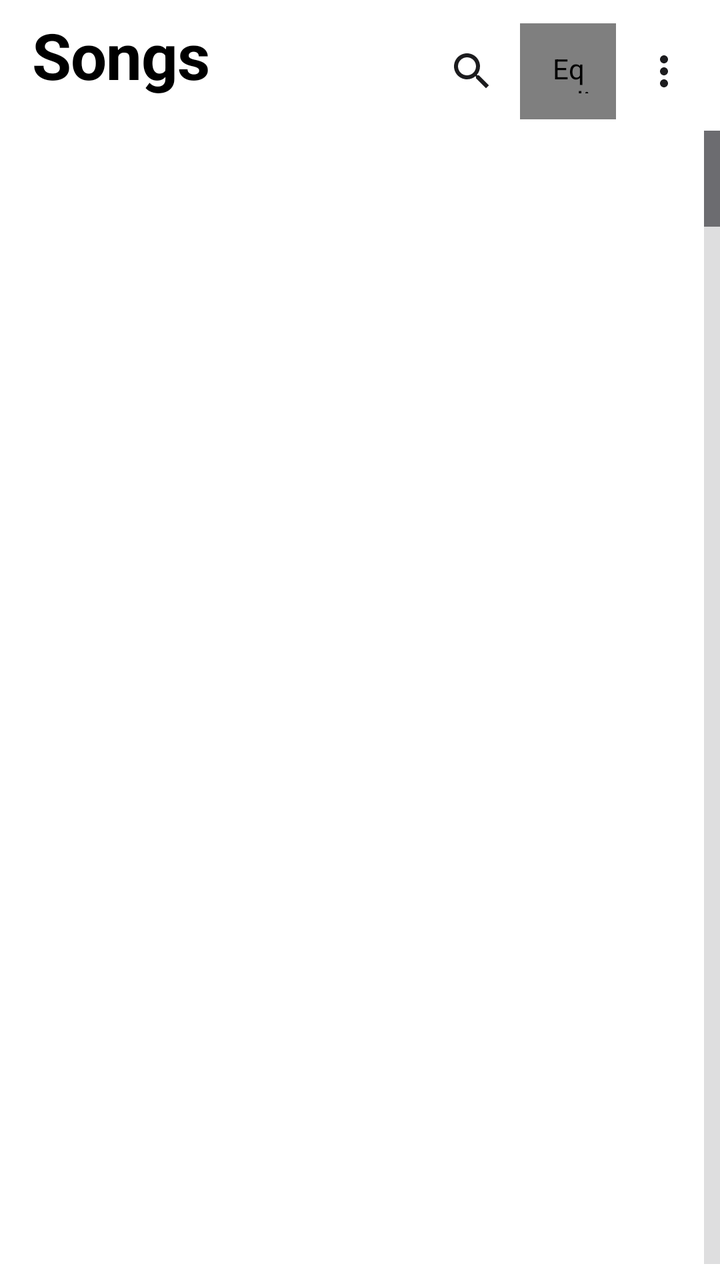
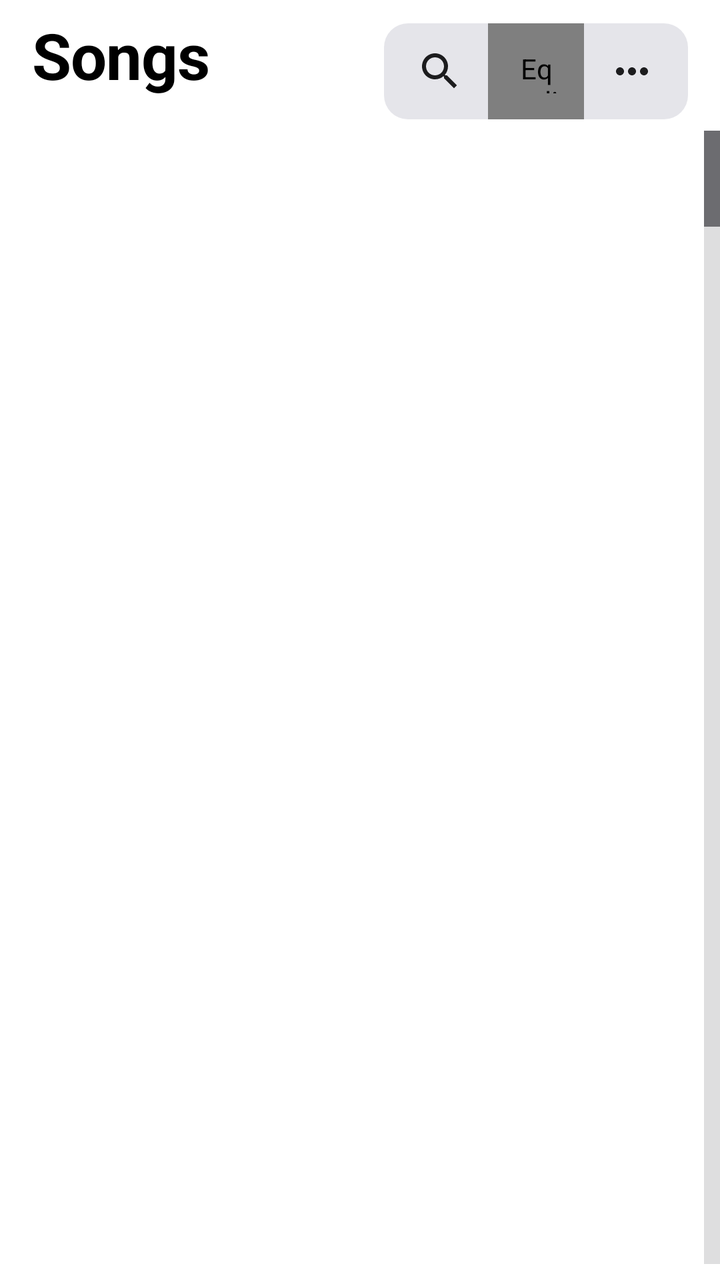

Compare the two renders of this Android layout. The source of the first and the diff that turns it into the second are given below.
<!-- AndroidManifest.xml: application theme AppTheme -->
<!-- res/layout/part_library_main.xml -->
<?xml version="1.0" encoding="utf-8"?>
<LinearLayout xmlns:android="http://schemas.android.com/apk/res/android"
    xmlns:app="http://schemas.android.com/apk/res-auto"
    android:layout_width="match_parent"
    android:layout_height="match_parent"
    android:orientation="vertical">

    <LinearLayout
        android:layout_width="match_parent"
        android:layout_height="wrap_content"
        android:gravity="center_vertical"
        android:minHeight="@dimen/topbar_height"
        android:orientation="horizontal"
        android:paddingStart="@dimen/gutter"
        android:paddingTop="6dp"
        android:paddingEnd="4dp">

        <LinearLayout
            android:layout_width="0dp"
            android:layout_height="wrap_content"
            android:layout_weight="1"
            android:orientation="vertical">

            <TextView
                android:id="@+id/title"
                style="@style/LargeTitle"
                android:text="@string/tab_songs" />

            <TextView
                android:id="@+id/subtitle"
                style="@style/TopSubtitle" />
        </LinearLayout>

        <ImageButton
            android:id="@+id/btn_search"
            style="@style/IconButton"
            android:contentDescription="@string/cd_search"
            android:src="@drawable/ic_search" />

        <com.musicplayer.lite.EqBarsView
            android:id="@+id/btn_eq"
            style="@style/EqBarsButton"
            android:contentDescription="@string/cd_equalizer"
            app:barColor="@color/icon"
            app:bars="4" />

        <ImageButton
            android:id="@+id/btn_more"
            style="@style/IconButton"
            android:contentDescription="@string/cd_more"
            android:src="@drawable/ic_more_vert" />
    </LinearLayout>

    <LinearLayout
        android:id="@+id/update_banner"
        android:layout_width="match_parent"
        android:layout_height="wrap_content"
        android:layout_marginStart="@dimen/gutter"
        android:layout_marginEnd="@dimen/gutter"
        android:layout_marginBottom="8dp"
        android:background="@drawable/bg_banner"
        android:gravity="center_vertical"
        android:minHeight="48dp"
        android:orientation="horizontal"
        android:paddingStart="16dp"
        android:paddingEnd="4dp"
        android:tag="glass:pill"
        android:visibility="gone">

        <ImageView
            android:layout_width="20dp"
            android:layout_height="20dp"
            android:importantForAccessibility="no"
            android:src="@drawable/ic_system_update"
            android:tint="@color/accent_text" />

        <TextView
            android:id="@+id/update_banner_text"
            android:layout_width="0dp"
            android:layout_height="wrap_content"
            android:layout_marginStart="12dp"
            android:layout_weight="1"
            android:maxLines="2"
            android:textColor="@color/text_primary"
            android:textSize="14sp" />

        <TextView
            android:id="@+id/update_banner_action"
            style="@style/BannerAction"
            android:text="@string/upd_banner_action" />

        <ImageButton
            android:id="@+id/update_banner_close"
            style="@style/IconButton"
            android:contentDescription="@string/cd_dismiss"
            android:src="@drawable/ic_close" />
    </LinearLayout>

    <LinearLayout
        android:id="@+id/search_bar"
        android:tag="glass:pill"
        android:layout_width="match_parent"
        android:layout_height="44dp"
        android:layout_marginStart="@dimen/gutter"
        android:layout_marginEnd="@dimen/gutter"
        android:layout_marginBottom="8dp"
        android:background="@drawable/bg_search"
        android:gravity="center_vertical"
        android:orientation="horizontal"
        android:visibility="gone">

        <ImageView
            android:layout_width="20dp"
            android:layout_height="20dp"
            android:layout_marginStart="14dp"
            android:importantForAccessibility="no"
            android:src="@drawable/ic_search"
            android:tint="@color/icon_dim" />

        <EditText
            android:id="@+id/search_input"
            android:layout_width="0dp"
            android:layout_height="match_parent"
            android:layout_weight="1"
            android:background="@null"
            android:hint="@string/search_hint"
            android:imeOptions="actionSearch|flagNoExtractUi"
            android:importantForAutofill="no"
            android:inputType="text"
            android:maxLines="1"
            android:paddingStart="12dp"
            android:paddingEnd="4dp"
            android:textColor="@color/text_primary"
            android:textColorHint="@color/text_tertiary"
            android:textSize="16sp" />

        <ImageButton
            android:id="@+id/search_close"
            style="@style/IconButton"
            android:contentDescription="@string/cd_search_close"
            android:src="@drawable/ic_close" />
    </LinearLayout>

    <FrameLayout
        android:layout_width="match_parent"
        android:layout_height="0dp"
        android:layout_weight="1"
        android:tag="glass:card,margin">

        <ListView
            android:id="@+id/list"
            android:layout_width="match_parent"
            android:layout_height="match_parent"
            android:clipToPadding="false"
            android:divider="@drawable/divider_inset"
            android:dividerHeight="0.5dp"
            android:drawSelectorOnTop="true"
            android:footerDividersEnabled="false"
            android:headerDividersEnabled="false"
            android:fastScrollEnabled="true"
            android:listSelector="@android:color/transparent"
            android:paddingBottom="8dp"
            android:scrollbars="none" />

        <LinearLayout
            android:id="@+id/empty"
            android:layout_width="match_parent"
            android:layout_height="match_parent"
            android:gravity="center"
            android:orientation="vertical"
            android:padding="32dp"
            android:visibility="gone">

            <ImageView
                android:id="@+id/empty_icon"
                android:layout_width="64dp"
                android:layout_height="64dp"
                android:importantForAccessibility="no"
                android:src="@drawable/ic_music_note"
                android:tint="@color/icon_dim" />

            <TextView
                android:id="@+id/empty_title"
                android:layout_width="wrap_content"
                android:layout_height="wrap_content"
                android:layout_marginTop="16dp"
                android:fontFamily="sans-serif-medium"
                android:gravity="center"
                android:textColor="@color/text_primary"
                android:textSize="18sp" />

            <TextView
                android:id="@+id/empty_body"
                android:layout_width="match_parent"
                android:layout_height="wrap_content"
                android:layout_marginTop="8dp"
                android:gravity="center"
                android:textColor="@color/text_secondary"
                android:textSize="14sp" />

            <TextView
                android:id="@+id/empty_action"
                style="@style/PillAccent"
                android:layout_marginTop="24dp"
                android:clickable="true"
                android:focusable="true" />
        </LinearLayout>
    </FrameLayout>
</LinearLayout>
<!-- resources referenced by this layout -->
<resources>
  <color name="accent_text">#FF453A</color>
  <color name="icon">#FFFFFF</color>
  <color name="icon_dim">#8E8E93</color>
  <color name="text_primary">#FFFFFF</color>
  <color name="text_secondary">#A1A1A6</color>
  <color name="text_tertiary">#8E8E93</color>
  <dimen name="gutter">16dp</dimen>
  <dimen name="topbar_height">56dp</dimen>
  <!-- drawable bg_banner (drawable) -->
  <?xml version="1.0" encoding="utf-8"?>
  <shape xmlns:android="http://schemas.android.com/apk/res/android"
      android:shape="rectangle">
      <solid android:color="@color/surface_raised" />
      <corners android:radius="16dp" />
  </shape>
  <!-- drawable bg_search (drawable) -->
  <?xml version="1.0" encoding="utf-8"?>
  <shape xmlns:android="http://schemas.android.com/apk/res/android"
      android:shape="rectangle">
      <solid android:color="@color/surface" />
      <corners android:radius="12dp" />
  </shape>
  <!-- drawable divider_inset (drawable) -->
  <?xml version="1.0" encoding="utf-8"?>
  <inset xmlns:android="http://schemas.android.com/apk/res/android"
      android:insetLeft="78dp">
      <shape android:shape="rectangle">
          <size android:height="0.5dp" />
          <solid android:color="@color/divider" />
      </shape>
  </inset>
  <!-- drawable ic_more_vert (drawable) -->
  <?xml version="1.0" encoding="utf-8"?>
  <vector xmlns:android="http://schemas.android.com/apk/res/android"
      android:width="24dp"
      android:height="24dp"
      android:viewportWidth="24"
      android:viewportHeight="24">
      <path
          android:fillColor="#FFFFFFFF"
          android:pathData="M12,8c1.1,0 2,-0.9 2,-2s-0.9,-2 -2,-2 -2,0.9 -2,2 0.9,2 2,2zm0,2c-1.1,0 -2,0.9 -2,2s0.9,2 2,2 2,-0.9 2,-2 -0.9,-2 -2,-2zm0,6c-1.1,0 -2,0.9 -2,2s0.9,2 2,2 2,-0.9 2,-2 -0.9,-2 -2,-2z" />
  </vector>
  <string name="cd_dismiss">Dismiss</string>
  <string name="cd_equalizer">Equalizer</string>
  <string name="cd_more">More options</string>
  <string name="cd_search">Search</string>
  <string name="cd_search_close">Close search</string>
  <string name="search_hint">Search songs, artists, albums</string>
  <string name="tab_songs">Songs</string>
  <string name="upd_banner_action">Update</string>
  <style name="PillAccent" parent="Pill">
          <item name="android:background">@drawable/bg_pill_accent</item>
          <item name="android:textColor">@color/on_accent</item>
          <item name="android:drawableTint">@color/on_accent</item>
      </style>
  <color name="surface_raised">#2C2C2E</color>
  <color name="surface">#1C1C1E</color>
  <color name="divider">#38383A</color>
  <dimen name="icon_btn">48dp</dimen>
  <dimen name="text_large_title">32sp</dimen>
  <color name="on_accent">#FFFFFF</color>
  <dimen name="text_top_subtitle">12sp</dimen>
  <color name="bg">#000000</color>
  <color name="ripple">#33FFFFFF</color>
  <style name="AppPopup" parent="android:Widget.Material.PopupMenu">
          <item name="android:popupBackground">@color/surface_raised</item>
      </style>
  <dimen name="pill_height">44dp</dimen>
  <color name="accent">#E5202B</color>
  <color name="outline">#48484A</color>
  <color name="eq_track">#3A3A3C</color>
  <!-- unchanged entries left out for length: 16 -->
</resources>

<!-- the commit's change to res/layout/part_library_main.xml (unified diff, before → after) -->
@@ -31,24 +31,36 @@
                 style="@style/TopSubtitle" />
         </LinearLayout>
 
-        <ImageButton
-            android:id="@+id/btn_search"
-            style="@style/IconButton"
-            android:contentDescription="@string/cd_search"
-            android:src="@drawable/ic_search" />
-
-        <com.musicplayer.lite.EqBarsView
-            android:id="@+id/btn_eq"
-            style="@style/EqBarsButton"
-            android:contentDescription="@string/cd_equalizer"
-            app:barColor="@color/icon"
-            app:bars="4" />
-
-        <ImageButton
-            android:id="@+id/btn_more"
-            style="@style/IconButton"
-            android:contentDescription="@string/cd_more"
-            android:src="@drawable/ic_more_vert" />
+        <LinearLayout
+            android:layout_width="wrap_content"
+            android:layout_height="wrap_content"
+            android:layout_marginEnd="12dp"
+            android:background="@drawable/bg_pill_tint"
+            android:gravity="center_vertical"
+            android:orientation="horizontal"
+            android:paddingStart="4dp"
+            android:paddingEnd="4dp"
+            android:tag="glass:pill">
+
+            <ImageButton
+                android:id="@+id/btn_search"
+                style="@style/IconButton"
+                android:contentDescription="@string/cd_search"
+                android:src="@drawable/ic_search" />
+
+            <com.musicplayer.lite.EqBarsView
+                android:id="@+id/btn_eq"
+                style="@style/EqBarsButton"
+                android:contentDescription="@string/cd_equalizer"
+                app:barColor="@color/icon"
+                app:bars="4" />
+
+            <ImageButton
+                android:id="@+id/btn_more"
+                style="@style/IconButton"
+                android:contentDescription="@string/cd_more"
+                android:src="@drawable/ic_more_horiz" />
+        </LinearLayout>
     </LinearLayout>
 
     <LinearLayout
<!-- resource entries referenced after the edit -->
@@ -15,6 +15,23 @@
       <solid android:color="@color/surface_raised" />
       <corners android:radius="16dp" />
   </shape>
+  <!-- drawable bg_pill_tint (drawable) -->
+  <?xml version="1.0" encoding="utf-8"?>
+  <ripple xmlns:android="http://schemas.android.com/apk/res/android"
+      android:color="@color/ripple">
+      <item>
+          <shape android:shape="rectangle">
+              <solid android:color="@color/surface_raised" />
+              <corners android:radius="12dp" />
+          </shape>
+      </item>
+      <item android:id="@android:id/mask">
+          <shape android:shape="rectangle">
+              <solid android:color="#FFFFFFFF" />
+              <corners android:radius="12dp" />
+          </shape>
+      </item>
+  </ripple>
   <!-- drawable bg_search (drawable) -->
   <?xml version="1.0" encoding="utf-8"?>
   <shape xmlns:android="http://schemas.android.com/apk/res/android"
@@ -31,7 +48,7 @@
           <solid android:color="@color/divider" />
       </shape>
   </inset>
-  <!-- drawable ic_more_vert (drawable) -->
+  <!-- drawable ic_more_horiz (drawable) -->
   <?xml version="1.0" encoding="utf-8"?>
   <vector xmlns:android="http://schemas.android.com/apk/res/android"
       android:width="24dp"
@@ -40,7 +57,7 @@
       android:viewportHeight="24">
       <path
           android:fillColor="#FFFFFFFF"
-          android:pathData="M12,8c1.1,0 2,-0.9 2,-2s-0.9,-2 -2,-2 -2,0.9 -2,2 0.9,2 2,2zm0,2c-1.1,0 -2,0.9 -2,2s0.9,2 2,2 2,-0.9 2,-2 -0.9,-2 -2,-2zm0,6c-1.1,0 -2,0.9 -2,2s0.9,2 2,2 2,-0.9 2,-2 -0.9,-2 -2,-2z" />
+          android:pathData="M6,10c-1.1,0 -2,0.9 -2,2s0.9,2 2,2 2,-0.9 2,-2 -0.9,-2 -2,-2zM18,10c-1.1,0 -2,0.9 -2,2s0.9,2 2,2 2,-0.9 2,-2 -0.9,-2 -2,-2zM12,10c-1.1,0 -2,0.9 -2,2s0.9,2 2,2 2,-0.9 2,-2 -0.9,-2 -2,-2z" />
   </vector>
   <string name="cd_dismiss">Dismiss</string>
   <string name="cd_equalizer">Equalizer</string>
